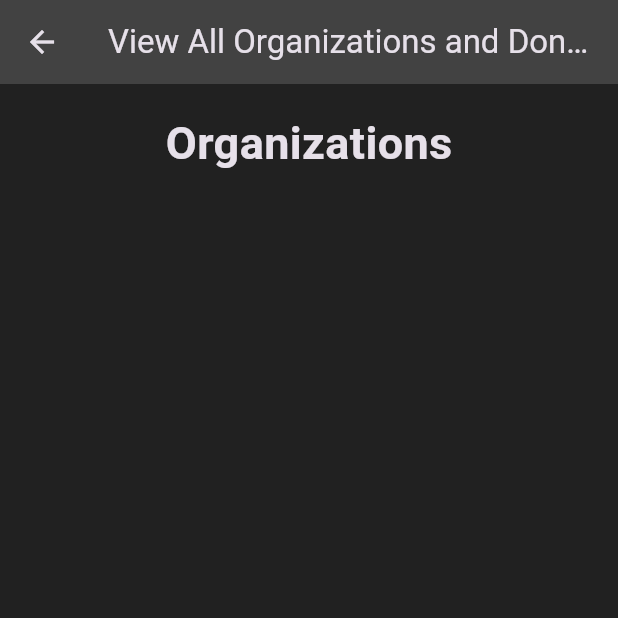
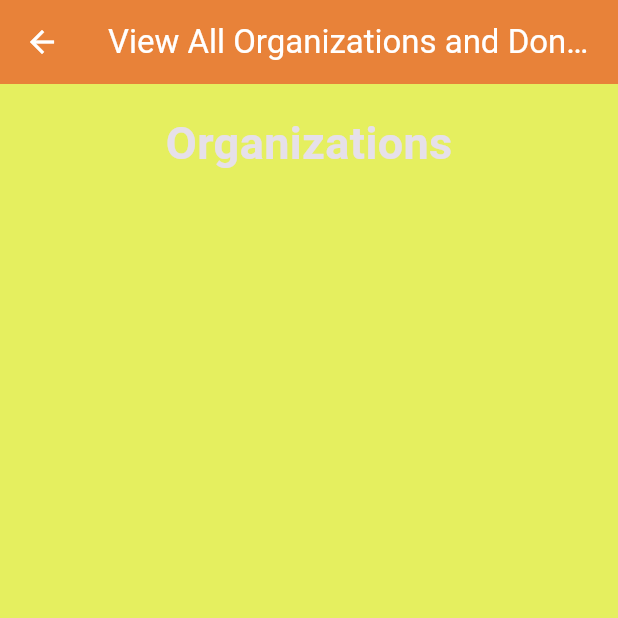
Before and after one commit to ArlJethroMaranan/cmsc-23-project-group4, a Flutter app: the ViewOrgsDonaPage screen opened directly, on a phone screen of 412 x 824 dp, the top half of it. Run offline on Flutter 3.47's test engine with Material 3 defaults, Android fonts, the light colour scheme and no system bars; our stand-ins replace cloud_firestore, firebase_core; accounts and stored records are empty.

Commit message:
ui: updated colors used in background and appbar

```diff
--- a/cmsc_23_proj/lib/models/models.dart
+++ b/cmsc_23_proj/lib/models/models.dart
@@ -104,22 +104,28 @@ class OrgForApproval {
 
 class Organization {
   // initialize data fields
+  String orgID;
   String name;
   String about;
   String status;
+  String photo;
 
   Organization({
+    required this.orgID,
     required this.name,
     required this.about,
-    required this.status
+    required this.status,
+    required this.photo,
   });
 
   // Factory constructor to instantiate object from json format
   factory Organization.fromJson(Map<String, dynamic> json) {
     return Organization(
+      orgID: json['orgID'],
       name: json['name'],
       about: json['about'],
       status: json['status'],
+      photo: json['photo']
     );
   }
 
@@ -130,9 +136,11 @@ class Organization {
 
   Map<String, dynamic> toJson(Organization organization) {
     return {
+      'orgID': organization.orgID,
       'name': organization.name,
       'about': organization.about,
-      'status': organization.status
+      'status': organization.status,
+      'photo': organization.photo
     };
   }
 }
--- a/cmsc_23_proj/lib/screens/admin_view/admin_homePage.dart
+++ b/cmsc_23_proj/lib/screens/admin_view/admin_homePage.dart
@@ -13,7 +13,10 @@ class _AdminHomePageState extends State<AdminHomePage> {
     return Scaffold(
       appBar: AppBar(
         title: const Text("Admin Home Page"),
+        backgroundColor: const Color.fromARGB(255, 232, 130, 57),
+        foregroundColor: Colors.white,
       ),
+      backgroundColor: const Color.fromARGB(255, 229, 239, 95),
       body: Center(
         child: Column(
           mainAxisAlignment: MainAxisAlignment.spaceAround,
--- a/cmsc_23_proj/lib/screens/admin_view/admin_viewDonors.dart
+++ b/cmsc_23_proj/lib/screens/admin_view/admin_viewDonors.dart
@@ -14,10 +14,13 @@ class _ViewDonorsPageState extends State<ViewDonorsPage> {
     return Scaffold(
       appBar: AppBar(
         title: Text("View All Donors"),
+        backgroundColor: const Color.fromARGB(255, 232, 130, 57),
+        foregroundColor: Colors.white,
       ),
+      backgroundColor: const Color.fromARGB(255, 229, 239, 95),
       body: Container(
         margin: const EdgeInsets.all(18),
-        child: Center(
+        child: const Center(
           child: Column(
             mainAxisAlignment: MainAxisAlignment.spaceAround,
             children: [
--- a/cmsc_23_proj/lib/screens/admin_view/admin_viewOrgDona.dart
+++ b/cmsc_23_proj/lib/screens/admin_view/admin_viewOrgDona.dart
@@ -11,17 +11,20 @@ class ViewOrgsDonaPage extends StatefulWidget {
 }
 
 class _ViewOrgsDonaPageState extends State<ViewOrgsDonaPage> {
-  List<String> orgList = [
-    "Seventeen",
-    "EXO"
-  ];
+  // List<String> orgList = [
+  //   "Seventeen",
+  //   "EXO"
+  // ];
 
   @override
   Widget build(BuildContext context) {
     return Scaffold(
       appBar: AppBar(
         title: Text("View All Organizations and Donations"),
+        backgroundColor: const Color.fromARGB(255, 232, 130, 57),
+        foregroundColor: Colors.white,
       ),
+      backgroundColor: const Color.fromARGB(255, 229, 239, 95),
       body: Container(
         margin: const EdgeInsets.all(18),
         child: const Center(
```
Also changed, not shown: cmsc_23_proj/lib/screens/admin_view/admin_ViewOrgDona_Donation.dart (+6 -1 lines), cmsc_23_proj/lib/screens/admin_view/admin_orgApproval.dart (+6 -3 lines), cmsc_23_proj/lib/screens/admin_view/admin_orgApproval_orgListView.dart (+13 -4 lines).
